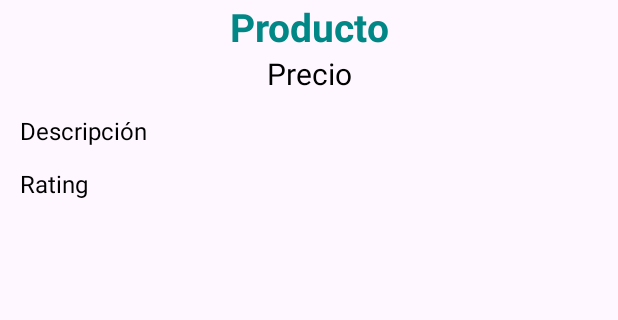
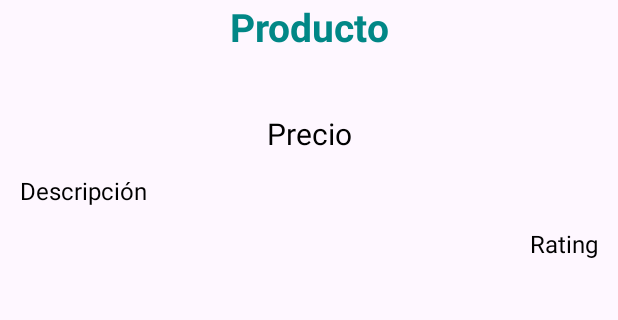
Before and after one commit to perniabeya/ShoppingCenter, an Android app: the layout activity_product.xml on its own in the app's theme, with its tools: preview values and no code run, on a phone screen of 412 x 824 dp, the part 480-800 px from its top. Run offline under Robolectric (Android 15) with nearby library versions, the phone set to English and light mode, and no system bars.

```diff
--- a/app/src/main/java/com/example/shoppingcenter/utils/SessionManager.kt
+++ b/app/src/main/java/com/example/shoppingcenter/utils/SessionManager.kt
@@ -1,7 +1,6 @@
 package com.example.shoppingcenter.utils
 
 import android.content.Context
-
 
 class SessionManager(context: Context) {
 
--- a/app/src/main/res/layout/activity_product.xml
+++ b/app/src/main/res/layout/activity_product.xml
@@ -33,6 +33,8 @@
         android:id="@+id/priceTextView"
         android:layout_width="match_parent"
         android:layout_height="wrap_content"
+        android:layout_marginTop="40dp"
+
         android:layout_weight="1"
         android:textAlignment="center"
         android:textColor="@color/design_default_color_on_secondary"
@@ -49,12 +51,12 @@
         android:layout_height="wrap_content"
         android:layout_margin="13dp"
         android:layout_marginStart="4dp"
-        android:layout_marginTop="136dp"
+        android:layout_marginTop="24dp"
         android:layout_weight="1"
         android:textColor="@color/design_default_color_on_secondary"
         android:textSize="16sp"
         app:layout_constraintEnd_toEndOf="parent"
-        app:layout_constraintHorizontal_bias="0.0"
+        app:layout_constraintHorizontal_bias="0.238"
         app:layout_constraintStart_toStartOf="parent"
         app:layout_constraintTop_toBottomOf="@+id/priceTextView"
         tools:text="Descripción" />
@@ -63,6 +65,7 @@
         android:id="@+id/ratingTextView"
         android:layout_width="match_parent"
         android:layout_height="wrap_content"
+        android:textAlignment="textEnd"
         android:layout_margin="13dp"
         android:layout_marginStart="4dp"
         android:layout_marginTop="136dp"
--- a/app/src/main/res/values/strings.xml
+++ b/app/src/main/res/values/strings.xml
@@ -7,4 +7,6 @@
     <string name="action_yes">Yes</string>
     <string name="action_no">No</string>
 
+    <string name="text_rating">Rating</string>
+    <string name="text_price">Price</string>
 </resources>
```
Also changed, not shown: app/src/main/java/com/example/shoppingcenter/activities/ProductActivity.kt (+5 -7 lines), 1 other file.
